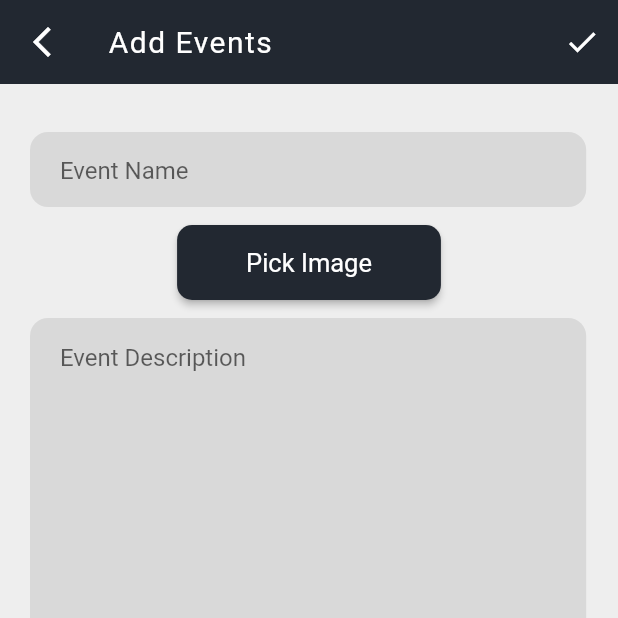
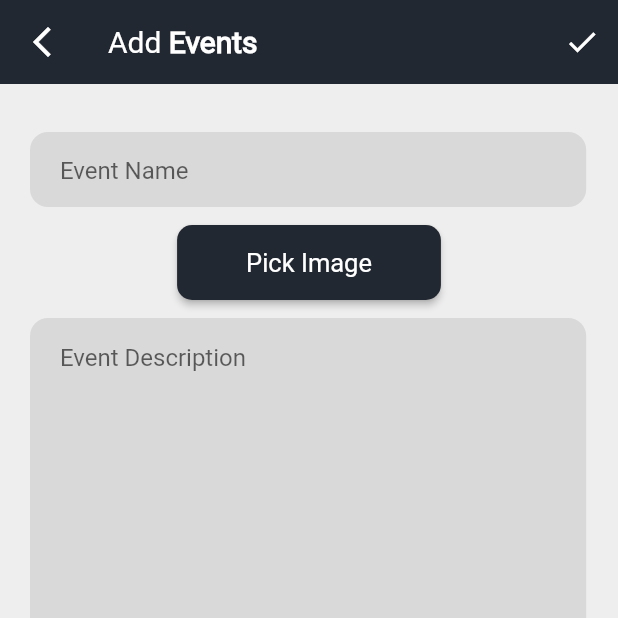
Before and after one commit to AthithyanKannan/alumini_final, a Flutter app: the screen it shows once a user with an empty profile is signed in, after a tap on the "add" icon, on a phone screen of 412 x 824 dp, the top half of it. Run offline on Flutter 3.47's test engine with Material 2 defaults, Android fonts, the phone set to English and light mode, and no system bars; our stand-ins replace cloud_firestore, dropdown_button2, firebase_auth, firebase_core, firebase_storage, image_picker and 1 more; accounts and stored records are empty; network calls fail.

Commit message:
final(Notification)

```diff
--- a/lib/auth/get_users.dart
+++ b/lib/auth/get_users.dart
@@ -45,7 +45,7 @@ class _GetUserState extends State<GetUser> {
                   const CircleAvatar(
                     backgroundColor: Colors.black,
                     radius: 25,
-                    backgroundImage: AssetImage('assets/common logo.png'),
+                    backgroundImage: AssetImage('assets/commonprofile.png'),
                   ),
                   const SizedBox(width: 20),
                   if ('${data['number']}' == '1')
@@ -91,7 +91,8 @@ class _GetUserState extends State<GetUser> {
     String name,
     String accoringtouser,
   ) {
-    return GestureDetector(
+    return Expanded(
+      child: GestureDetector(
         child: Column(
           crossAxisAlignment: CrossAxisAlignment.start,
           children: [
@@ -105,6 +106,7 @@ class _GetUserState extends State<GetUser> {
             ),
           ],
         ),
+      ),
     );
   }
 }
--- a/lib/auth/login.dart
+++ b/lib/auth/login.dart
@@ -20,8 +20,8 @@ class _LoginState extends State<Login> {
   @override
   void dispose() {
     disposed = true;
-    emailcontroller.dispose();
-    _rollnocontroller.dispose();
+    // emailcontroller.dispose();
+    // _rollnocontroller.dispose();
     super.dispose();
   }
 
--- a/lib/pages/profile/editpersonaltab.dart
+++ b/lib/pages/profile/editpersonaltab.dart
@@ -78,8 +78,9 @@ class _EditPersonalTabState extends State<EditPersonalTab> {
         editTextBox('Batch', editBatchController, TextInputType.number),
         editTextBox('Branch', editBranchController, TextInputType.name),
         editTextBox('DOB', editDobController, TextInputType.datetime),
+        editTextBox('Contact', editcontactcontroller, TextInputType.emailAddress),
         const SizedBox(
-          height: 50,
+          height: 5,
         ),
         ElevatedButton(
             onPressed: () {
--- a/lib/pages/profile/tab1.dart
+++ b/lib/pages/profile/tab1.dart
@@ -135,6 +135,9 @@ class _Tab1State extends State<Tab1> {
             ],
           ),
         ),
+         const SizedBox(
+          height: 20,
+        ),
           Container(
           width: double.infinity,
           decoration: const BoxDecoration(
--- a/lib/pages/update_screens/events_notifications.dart
+++ b/lib/pages/update_screens/events_notifications.dart
@@ -30,7 +30,7 @@ class _EventNotificationState extends State<EventNotification> {
       backgroundColor: BackgroundColor,
       appBar: AppBar(
         leading: IconButton(
-          icon: const Icon(Icons.arrow_back_ios_new),
+          icon: const Icon(Icons.arrow_back),
           onPressed: () {
             Navigator.pop(context);
           },
--- a/lib/pages/update_screens/update_events.dart
+++ b/lib/pages/update_screens/update_events.dart
@@ -54,11 +54,13 @@ class _UpdateEventState extends State<UpdateEvent> {
       });
     }
 
+
       setState(() {
       eventname = '';
       image = null;
       eventdescription = '';
     });
+
   }
 
   @override
@@ -78,26 +80,34 @@ class _UpdateEventState extends State<UpdateEvent> {
         ),
         backgroundColor: primaryColor,
         elevation: 0,
-        title: const Text(
-          'Add Events',
-          style: TextStyle(color: Colors.white, letterSpacing: 1),
+        title: RichText(
+          text: const TextSpan(
+              text: 'Add ',
+              style: TextStyle(fontSize: 20),
+              children: [
+                TextSpan(
+                    text: 'Events',
+                    style: TextStyle(fontSize: 20, fontWeight: FontWeight.w600))
+              ]),
         ),
         actions: [
           IconButton(
             onPressed: () {
-              if(EVENTNAME.isEmpty || EVENTDESCRIPTION.isEmpty){
+              if (EVENTNAME.isEmpty || EVENTDESCRIPTION.isEmpty) {
                 ScaffoldMessenger.of(context).showSnackBar(SnackBar(
-                      content: const Text('Event Name and Description is required!'),
+                  content:
+                      const Text('Event Name and Description is required!'),
                   behavior: SnackBarBehavior.floating,
                   elevation: 1,
                   clipBehavior: Clip.hardEdge,
                   backgroundColor: primaryColor,
                 ));
-              }
+              } else {
                 sendMessage(eventname, image, eventdescription,
                     emailcontroller.text.trim());
 
                 Navigator.pop(context);
+              }
             },
             icon: const Icon(Icons.done),
             color: Colors.white,
@@ -156,6 +166,7 @@ class _UpdateEventState extends State<UpdateEvent> {
                   },
                   textCapitalization: TextCapitalization.words,
                   controller: eventDescription,
+                  cursorColor: primaryColor,
                   maxLines: 200,
                   decoration: const InputDecoration(
                       hintText: 'Event Description', border: InputBorder.none),
@@ -184,8 +195,10 @@ class _UpdateEventState extends State<UpdateEvent> {
             eventname = value;
           });
         },
-        textCapitalization: TextCapitalization.words,
+        textCapitalization: TextCapitalization.sentences,
+        cursorColor: primaryColor,
         controller: controller,
+        maxLines: 100,
         decoration: InputDecoration(hintText: hint, border: InputBorder.none),
       ),
     );
```
Also changed, not shown: lib/pages/profile/alumini_profile.dart (+4 -4 lines), lib/pages/profile/editworktab.dart (+107 -104 lines), lib/pages/profile/profilepage.dart (+4 -4 lines), lib/pages/searchbypage.dart (+17 -47 lines), assets/commonprofile.png (added). Lines whose indentation alone changed are shown as unchanged.
